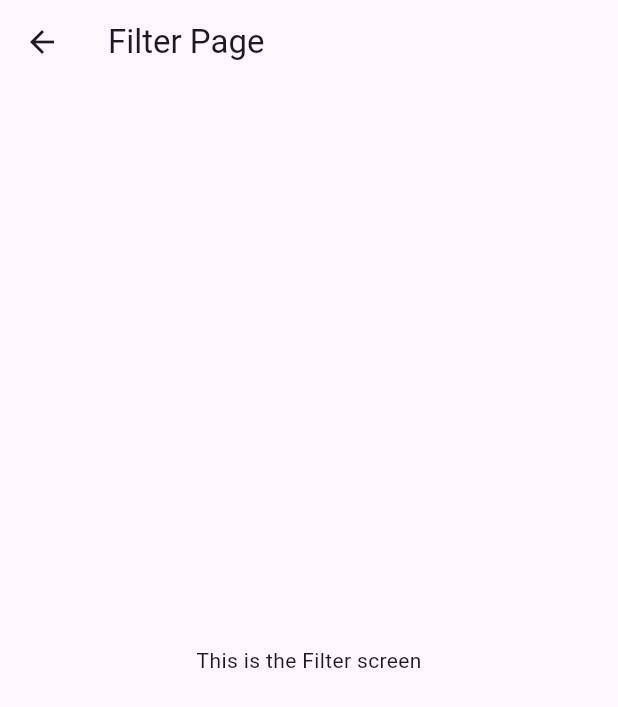
After one commit to Saurabhmaurya111/statiq-ev, a Flutter app: the screen it shows after launch, after a tap on the "format align left" icon, on a phone screen of 412 x 824 dp. The commit adds this screen. Shown: the top 707 px of the screen. Run offline on Flutter 3.47's test engine with Material 3 defaults, Android fonts, the phone set to English and light mode, and no system bars; our stand-ins replace geolocator, google_maps_flutter.

Commit message:
Search and filter option created

```diff
--- a/lib/current_location.dart
+++ b/lib/current_location.dart
@@ -4,8 +4,8 @@ import 'package:flutter/material.dart';
 import 'package:flutter/widgets.dart';
 import 'package:geolocator/geolocator.dart';
 import 'package:google_maps_flutter/google_maps_flutter.dart';
+import 'package:spark/filter_page.dart';
 import 'package:spark/nearby_list.dart';
-import 'package:spark/searchScreen.dart';
 
 class CurrentLocation extends StatefulWidget {
   const CurrentLocation({super.key});
@@ -44,6 +44,7 @@ class _CurrentLocationState extends State<CurrentLocation> {
     });
   }
 
+  @override
   void initState() {
     super.initState();
     loadData();
@@ -64,10 +65,6 @@ class _CurrentLocationState extends State<CurrentLocation> {
     return Scaffold(
       body: Stack(
         children: [
-          const Positioned(
-            top: 0,
-            child: SearchScreen()
-            ),
           GoogleMap(
             initialCameraPosition: _kGooglePlex,
             zoomControlsEnabled: false,
@@ -75,6 +72,82 @@ class _CurrentLocationState extends State<CurrentLocation> {
             onMapCreated: (GoogleMapController controller) {
               _controller.complete(controller);
             },
+          ),
+          Positioned(
+            top: 50, // Adjust the position as needed
+            left: 20,
+            right: 20,
+            child: Row(
+              children: [
+                GestureDetector(
+                  onTap: () {
+                    Navigator.push(
+                      context,
+                      MaterialPageRoute(
+                          builder: (context) =>
+                              SearchScreen()), // Ensure you have this screen
+                    );
+                  },
+                  child: Container(
+                    width: screenSize.width * 0.7,
+                    height: screenSize.height * 0.0656,
+                    margin: EdgeInsets.only(left: 0),
+                    padding: EdgeInsets.symmetric(vertical: 15, horizontal: 10),
+                    decoration: BoxDecoration(
+                      color: Colors.white,
+                      borderRadius: BorderRadius.circular(10),
+                      boxShadow: [
+                        BoxShadow(
+                          color: Colors.black26,
+                          blurRadius: 10,
+                          offset: Offset(0, 5),
+                        ),
+                      ],
+                    ),
+                    child: Row(
+                      children: [
+                        Icon(Icons.search, color: Colors.grey),
+                        SizedBox(width: 10),
+                        Text(
+                          'Search Location...',
+                          style: TextStyle(color: Colors.grey),
+                        ),
+                      ],
+                    ),
+                  ),
+                ),
+                SizedBox(
+                  width: 10,
+                ),
+                GestureDetector(
+                  onTap: () {
+                    Navigator.push(
+                      context,
+                      MaterialPageRoute(
+                          builder: (context) =>
+                              FilterPage()), // Ensure you have this screen
+                    );
+                  },
+                  child: Container(
+                    padding: EdgeInsets.symmetric(vertical: 15, horizontal: 5),
+                    width: screenSize.width * 0.15,
+                    height: screenSize.height * 0.0656,
+                    decoration: BoxDecoration(
+                      color: Colors.white,
+                      borderRadius: BorderRadius.circular(10),
+                      boxShadow: [
+                        BoxShadow(
+                          color: Colors.black26,
+                          blurRadius: 10,
+                          offset: Offset(0, 5),
+                        ),
+                      ],
+                    ),
+                    child: Icon(Icons.format_align_left_sharp),
+                  ),
+                )
+              ],
+            ),
           ),
           Positioned(
             bottom: 0,
@@ -87,3 +160,17 @@ class _CurrentLocationState extends State<CurrentLocation> {
     );
   }
 }
+
+class SearchScreen extends StatelessWidget {
+  @override
+  Widget build(BuildContext context) {
+    return Scaffold(
+      appBar: AppBar(
+        title: Text('Search Screen'),
+      ),
+      body: Center(
+        child: Text('This is the search screen'),
+      ),
+    );
+  }
+}
--- /dev/null
+++ b/lib/filter_page.dart
@@ -0,0 +1,15 @@
+import 'package:flutter/material.dart';
+
+class FilterPage extends StatelessWidget {
+  @override
+  Widget build(BuildContext context) {
+    return Scaffold(
+      appBar: AppBar(
+        title: Text('Filter Page'),
+      ),
+      body: Center(
+        child: Text('This is the Filter screen'),
+      ),
+    );
+  }
+}
```
Also changed, not shown: lib/search_screen.dart (+29 -1 lines).
